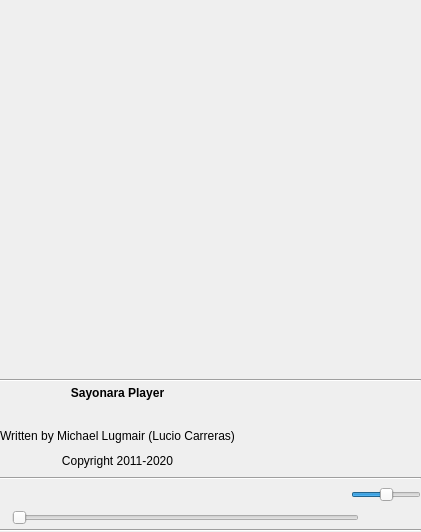
The window that src/Gui/Player/GUI_ControlsNew.ui (Inferno214221/sayonara-player) describes before a commit, drawn with Qt 5.
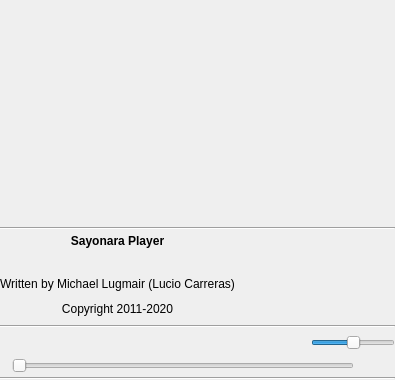
The same window after the commit. Icons and pictures are not drawn. Custom widgets are drawn as their Qt base class.

What changed in the file:
```diff
--- a/src/Gui/Player/GUI_ControlsNew.ui
+++ b/src/Gui/Player/GUI_ControlsNew.ui
@@ -6,8 +6,8 @@
    <rect>
     <x>0</x>
     <y>0</y>
-    <width>421</width>
-    <height>532</height>
+    <width>395</width>
+    <height>380</height>
    </rect>
   </property>
   <property name="windowTitle">
@@ -83,7 +83,7 @@
       <widget class="QLabel" name="lab_max_time">
        <property name="minimumSize">
         <size>
-         <width>57</width>
+         <width>36</width>
          <height>0</height>
         </size>
        </property>
@@ -325,12 +325,6 @@
          <verstretch>0</verstretch>
         </sizepolicy>
        </property>
-       <property name="maximumSize">
-        <size>
-         <width>70</width>
-         <height>16777215</height>
-        </size>
-       </property>
        <property name="focusPolicy">
         <enum>Qt::ClickFocus</enum>
        </property>
@@ -565,6 +559,9 @@
           <property name="orientation">
            <enum>Qt::Horizontal</enum>
           </property>
+          <property name="sizeType">
+           <enum>QSizePolicy::MinimumExpanding</enum>
+          </property>
           <property name="sizeHint" stdset="0">
            <size>
             <width>10</width>
@@ -618,6 +615,9 @@
           <property name="orientation">
            <enum>Qt::Horizontal</enum>
           </property>
+          <property name="sizeType">
+           <enum>QSizePolicy::MinimumExpanding</enum>
+          </property>
           <property name="sizeHint" stdset="0">
            <size>
             <width>10</width>
```
